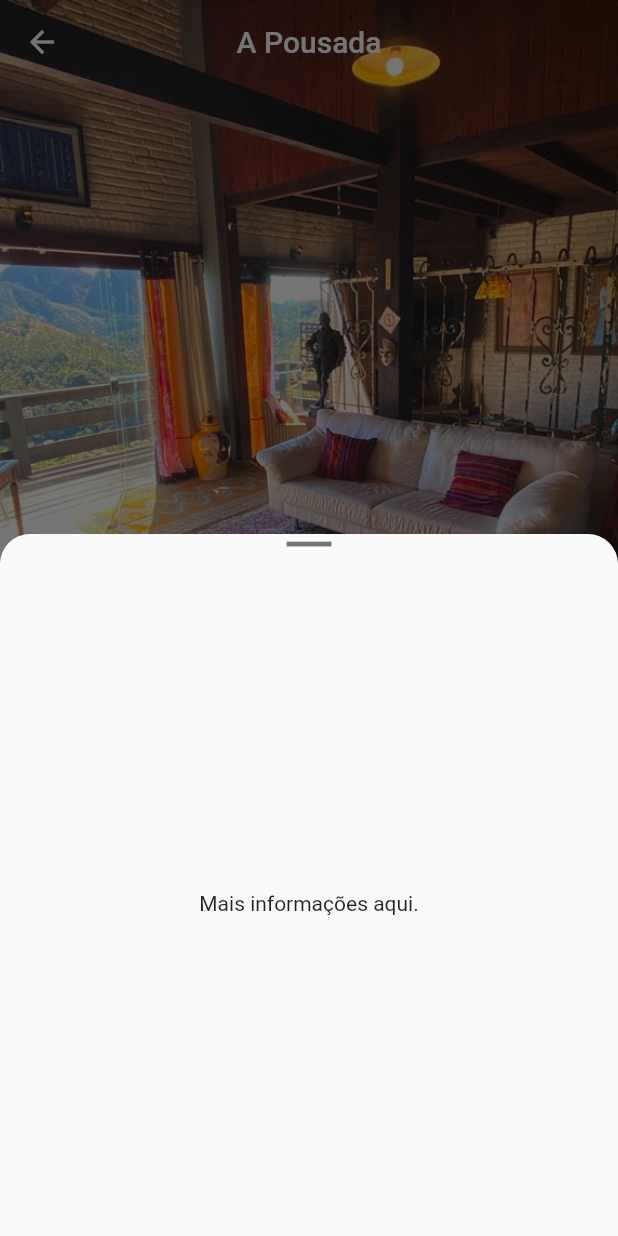
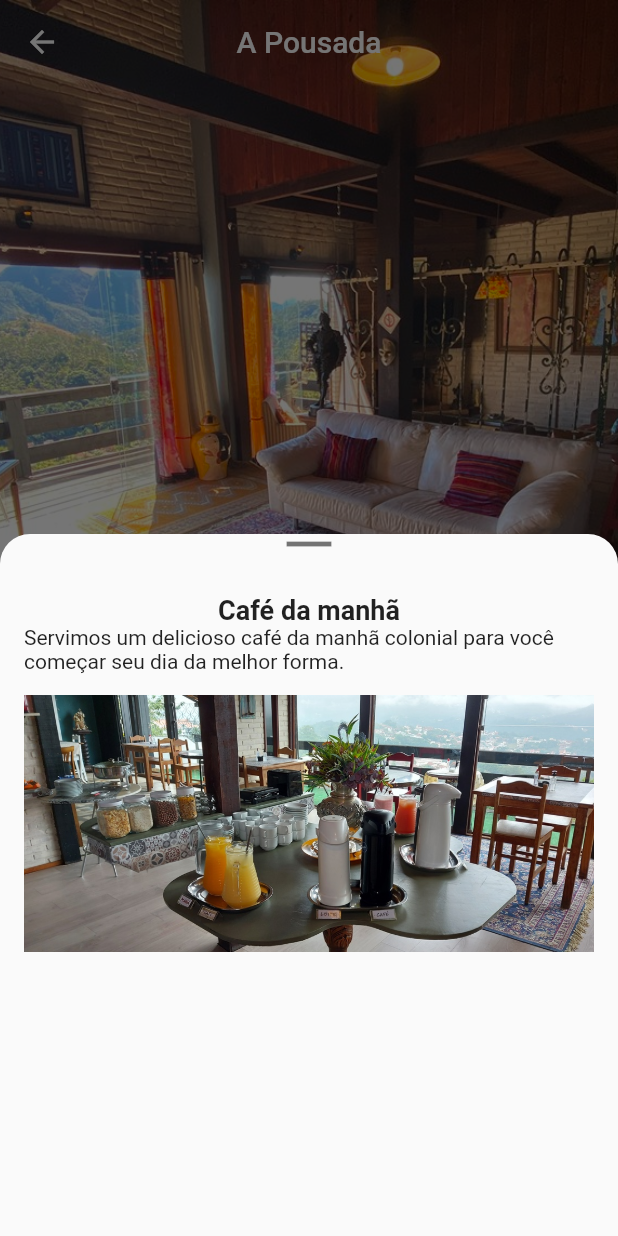
Before and after one commit to mattostiago/vdf, a Flutter app: the Pousada screen opened by its route, after a tap on "Café", on a phone screen of 412 x 824 dp. Run offline on Flutter 3.47's test engine with Material 2 defaults, Android fonts, the phone set to English and light mode, and no system bars; drawn by our look-alikes of flutter_image_slideshow; our stand-ins replace carousel_slider, firebase_analytics, font_awesome_flutter, lottie, url_strategy; missing offline and left inert: seo_renderer; accounts and stored records are empty; network calls fail; statements that could not run were skipped.

Commit message:
Melhoria de dados e informações sobre a pousada

```diff
--- a/lib/source/data/dados.dart
+++ b/lib/source/data/dados.dart
@@ -299,16 +299,16 @@ class Dados {
   pegarPromocoes() {
     //ACOMODAÇÕES
     Promocao promo1 = Promocao(
-      "Promo1",
-      "Promo1 descrição grande",
-      "01 a 02/01/23",
+      "Inverno na Serra",
+      "O clima maravilhoso do inverno com o visual encantador da serra é ideal para curtir com quem você gosta. Conheça nossos pacotes para junho e julho.",
+      "Junho e Julho/23",
       [porDoSol3],
       "promo1",
     );
     Promocao promo2 = Promocao(
-      "Promo2",
-      "Promo2 descrição grande",
-      "01 a 02/02/23",
+      "Diária com café",
+      "Além do conforto das nossas acomodações você ainda tem a oportunidade de se deliciar com o café da manhã colonial servido nas manhãs.",
+      "Café da Manhã colonial",
       [cafe1],
       "promo2",
     );
--- a/lib/source/screens/pousada.dart
+++ b/lib/source/screens/pousada.dart
@@ -26,9 +26,67 @@ class _PousadaState extends State<Pousada> {
       'https://www.google.com/maps/place/Pousada+Vale+das+Flores/@-22.2846187,-42.515241,17z/data=!3m1!4b1!4m8!3m7!1s0x978ae3ff627ffb:0xbcf22390017c4b4c!5m2!4m1!1i2!8m2!3d-22.2846236!4d-42.5151785');
 
   final List<MenuData> menu = [
-    MenuData("assets/pousada/jogos.jpg", 'Jogos', Pousada(), "jogos"),
-    MenuData("assets/pousada/cafe-1.jpg", 'Café', Pousada(), "cafe-da-manha"),
-    MenuData("assets/pousada/fachada.jpg", 'Deck', Pousada(), "pousada"),
+    MenuData(
+        "assets/pousada/jogos.jpg",
+        'Jogos',
+        Pousada(),
+        "jogos",
+        Column(
+          children: [
+            const Center(
+                child: Text(
+              "Jogos",
+              style: TextStyle(fontSize: 18, fontWeight: FontWeight.bold),
+            )),
+            // Image.asset("assets/pousada/jogos.jpg"),
+            const Text(
+                "Com sinuca e ping-pong nossa sala de jogos conta com espaço para sua diversão."),
+            Image.asset(
+              "assets/pousada/jogos2.jpg",
+              height: 200,
+            ),
+          ],
+        )),
+    MenuData(
+        "assets/pousada/cafe-1.jpg",
+        'Café',
+        Pousada(),
+        "cafe-da-manha",
+        Column(
+          children: [
+            const Center(
+                child: Text(
+              "Café da manhã",
+              style: TextStyle(fontSize: 18, fontWeight: FontWeight.bold),
+            )),
+            const Text(
+                "Servimos um delicioso café da manhã colonial para você começar seu dia da melhor forma."),
+            Image.asset(
+              "assets/pousada/cafe-1.jpg",
+              height: 200,
+            ),
+          ],
+        )),
+    MenuData(
+        "assets/pousada/fachada.jpg",
+        'Deck',
+        Pousada(),
+        "pousada",
+        Column(
+          children: [
+            const Center(
+                child: Text(
+              "Deck Panorâmico",
+              style: TextStyle(fontSize: 18, fontWeight: FontWeight.bold),
+            )),
+            const Text(
+                "No deck panorâmico você pode se reconectar com a natureza. Com um visual de tirar o fôlego para as lindas montanhas de Nova Friburgo, o pôr-do-sol é uma atração imperdível."),
+            Image.asset(
+              "assets/pousada/por-do-sol-5.jpg",
+              height: 200,
+            ),
+          ],
+        )),
   ];
 
   @override
@@ -208,9 +266,7 @@ class _PousadaState extends State<Pousada> {
                                       height:
                                           MediaQuery.of(context).size.height *
                                               0.5,
-                                      child: Center(
-                                          child:
-                                              Text("Mais informações aqui.")),
+                                      child: Center(child: menu[index].widget),
                                     ));
                               },
                             ),
@@ -337,9 +393,10 @@ class _PousadaState extends State<Pousada> {
 }
 
 class MenuData {
-  MenuData(this.imagem, this.title, this.destino, this.urlDestino);
+  MenuData(this.imagem, this.title, this.destino, this.urlDestino, this.widget);
   final String imagem;
   final String title;
   final destino;
   final String urlDestino;
+  final Widget widget;
 }
--- a/lib/source/utils/navigate.dart
+++ b/lib/source/utils/navigate.dart
@@ -1,4 +1,5 @@
 import 'package:flutter/material.dart';
+import 'package:vdf/source/responsive/mobile_body.dart';
 import 'package:vdf/source/screens/acomodacoes.dart';
 import 'package:vdf/source/screens/cafe_da_manha.dart';
 import 'package:vdf/source/screens/fotos.dart';
@@ -10,7 +11,7 @@ import 'package:vdf/source/screens/promocoes.dart';
 
 class Navigate {
   static Map<String, Widget Function(BuildContext)> routes = {
-    '/': (context) => const HomePage(),
+    '/': (context) => const MyMobileBody(),
     '/acomodacoes': (context) => const Acomodacoes(),
     '/pousada': (context) => const Pousada(),
     '/cafe-da-manha': (context) => const CafeDaManha(),
```
Also changed, not shown: assets/pousada/jogos2.jpg (added), assets/pousada/por-do-sol-5.jpg (added), 1 other file.
